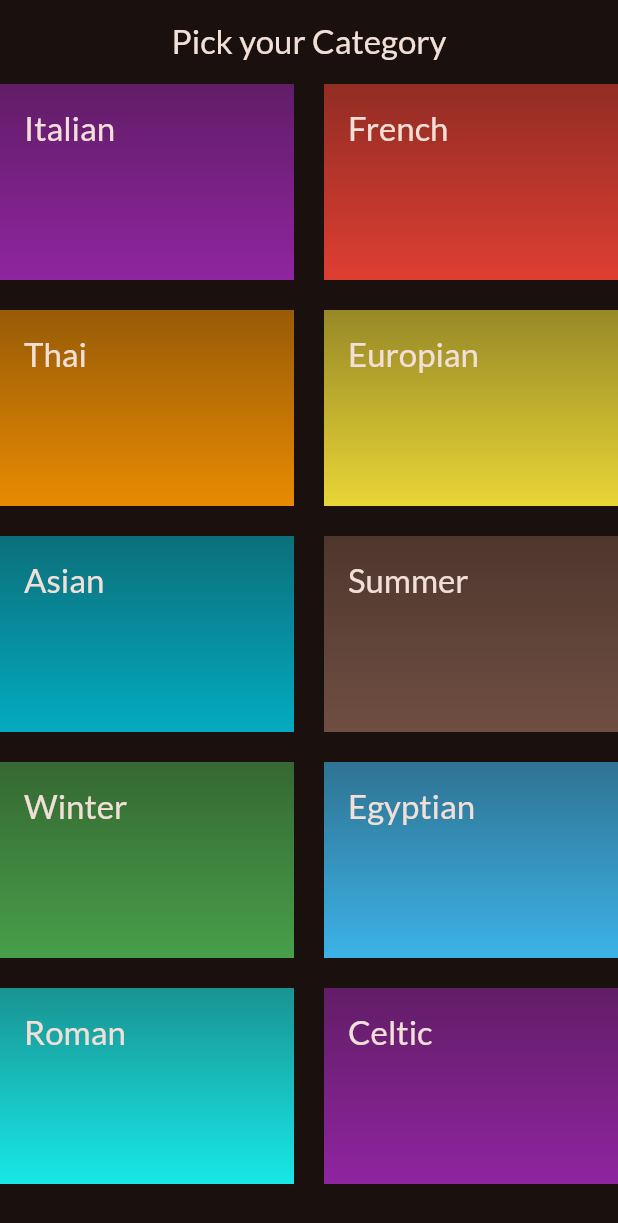
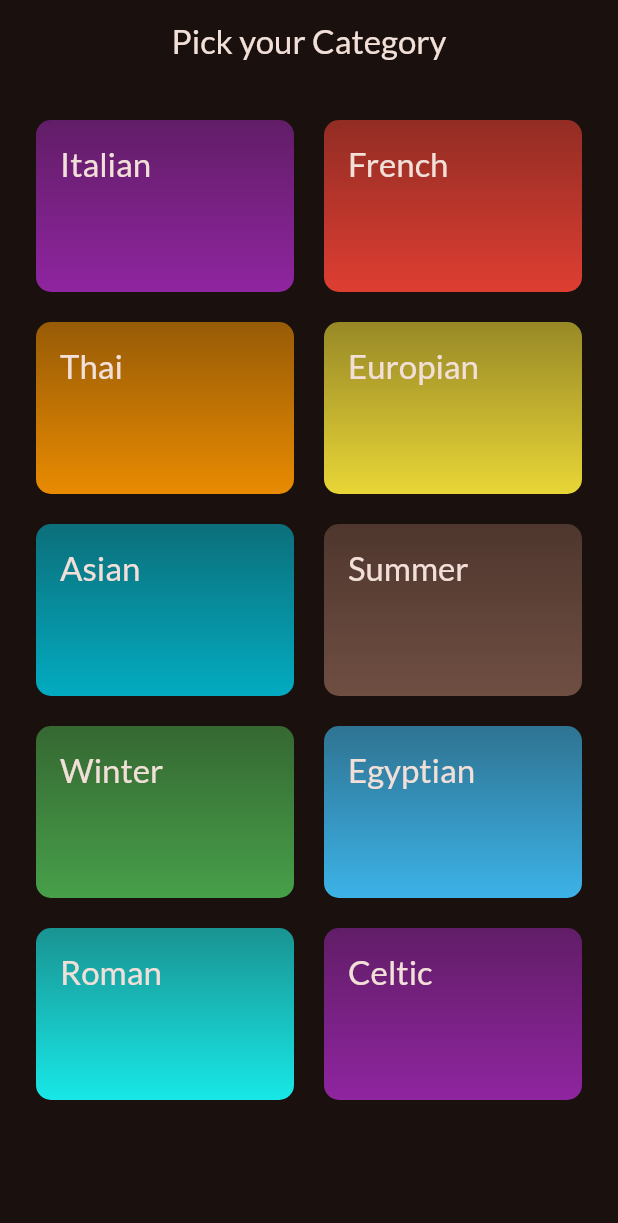
Before and after one commit to 1amSumit/meals-flutter, a Flutter app: the screen it shows after launch, on a phone screen of 412 x 824 dp. Shown: the top 1223 px of the screen. Run offline on Flutter 3.47's test engine with Material 2 defaults, Android fonts, the phone set to English and light mode, and no system bars; our stand-ins replace google_fonts.

Commit message:
InkWell widget to add Button and gesture widget is also the same but inkwell provide the touch feedback

```diff
--- a/lib/main.dart
+++ b/lib/main.dart
@@ -20,6 +20,7 @@ class MyApp extends StatelessWidget {
   @override
   Widget build(BuildContext context) {
     return MaterialApp(
+      debugShowCheckedModeBanner: false,
       theme: theme,
       home: CategoriesScreen(),
     );
--- a/lib/screens/categories.dart
+++ b/lib/screens/categories.dart
@@ -13,6 +13,7 @@ class CategoriesScreen extends StatelessWidget {
         ),
       ),
       body: GridView(
+        padding: const EdgeInsets.all(24.0),
         gridDelegate: const SliverGridDelegateWithFixedCrossAxisCount(
           crossAxisCount: 2,
           childAspectRatio: 3 / 2,
--- a/lib/widgets/category_widget.dart
+++ b/lib/widgets/category_widget.dart
@@ -8,9 +8,14 @@ class CategoryItem extends StatelessWidget {
 
   @override
   Widget build(BuildContext context) {
-    return Container(
+    return InkWell(
+      onTap: () {},
+      splashColor: Theme.of(context).primaryColor,
+      borderRadius: BorderRadius.circular(10),
+      child: Container(
         padding: const EdgeInsets.all(16.0),
         decoration: BoxDecoration(
+          borderRadius: BorderRadius.circular(10.0),
           gradient: LinearGradient(
             colors: [
               category.color.withOpacity(.55),
@@ -27,6 +32,7 @@ class CategoryItem extends StatelessWidget {
               .titleLarge!
               .copyWith(color: Theme.of(context).colorScheme.onBackground),
         ),
+      ),
     );
   }
 }
```
Lines whose indentation alone changed are shown as unchanged.
